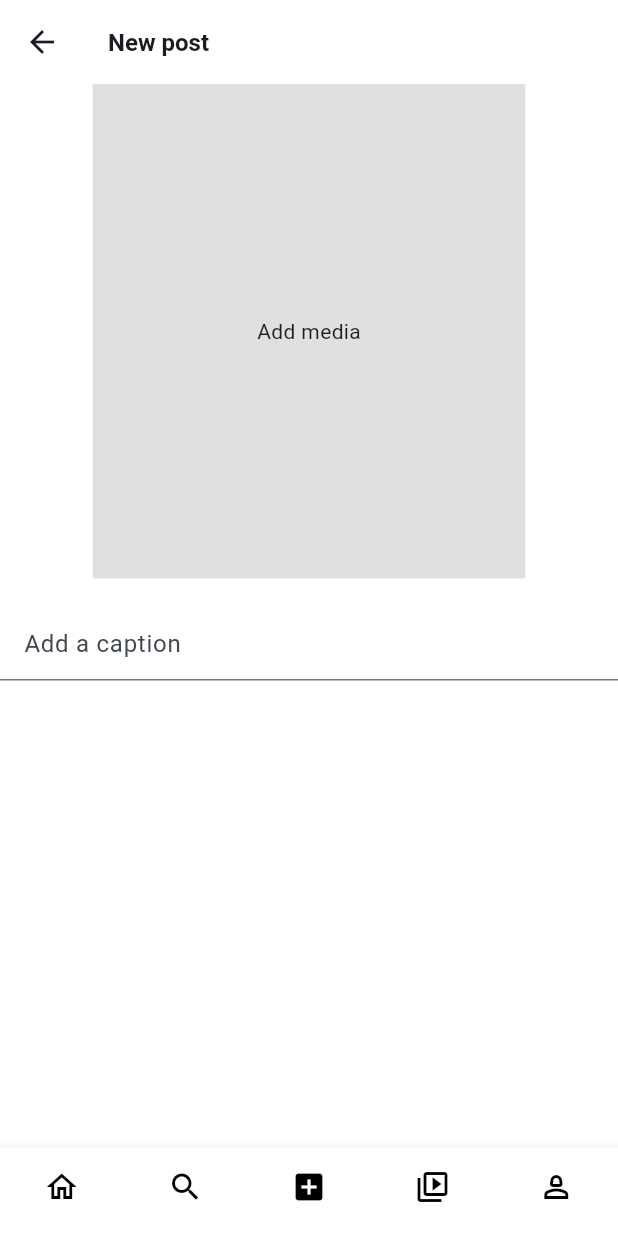
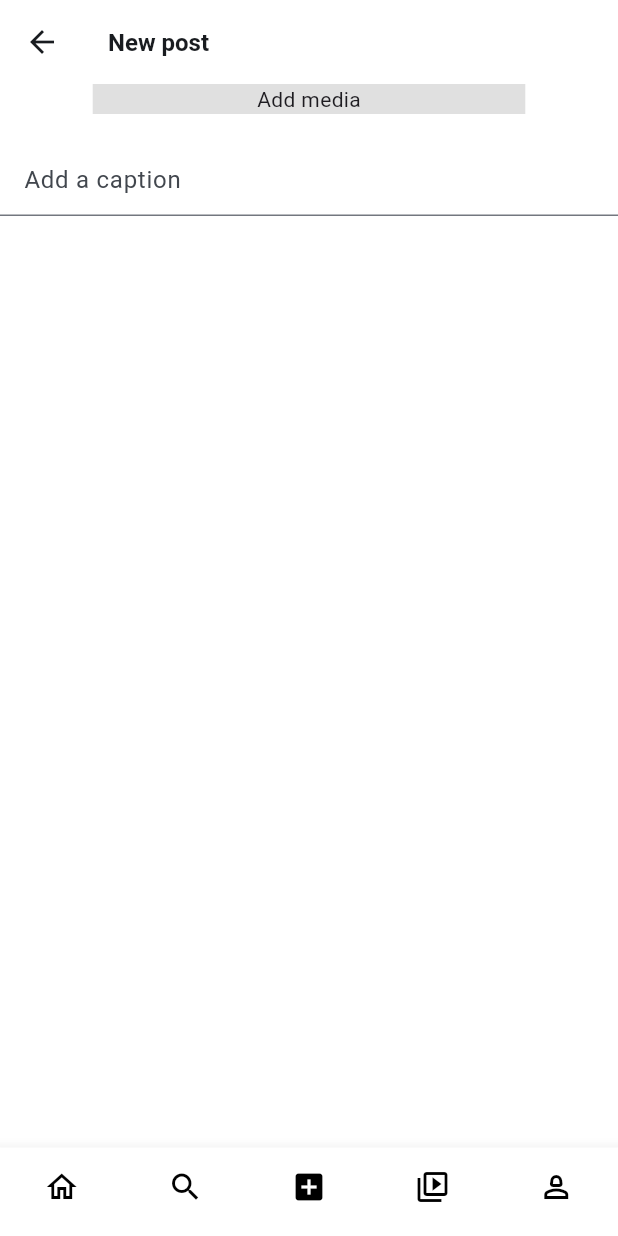
Before and after one commit to tumblinger/instagram_clone_flutter, a Flutter app: the CreatePostScreen screen opened by its route, on a phone screen of 412 x 824 dp. Run offline on Flutter 3.47's test engine with Material 3 defaults, Android fonts, the phone set to English and light mode, and no system bars; our stand-ins replace carousel_slider, cloud_firestore, firebase_auth, firebase_core, flutter_svg, google_fonts and 4 more; accounts and stored records are empty; generated files the repository leaves out were written again.

Commit message:
Update create_post_screen.dart

```diff
--- a/lib/create_post/create_post_screen.dart
+++ b/lib/create_post/create_post_screen.dart
@@ -93,7 +93,6 @@ class _CreatePostScreenState extends State<CreatePostScreen> {
                         children: [
                           Container(
                             width: MediaQuery.of(context).size.width *0.7,
-                            height: MediaQuery.of(context).size.width*0.8,
                             color: Colors.black12,
                             child: _newPostMediaList.isEmpty
                                 ?
```
